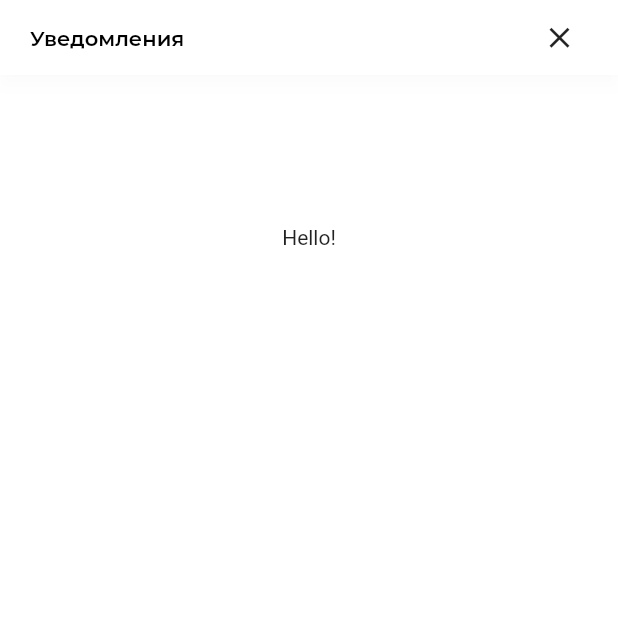
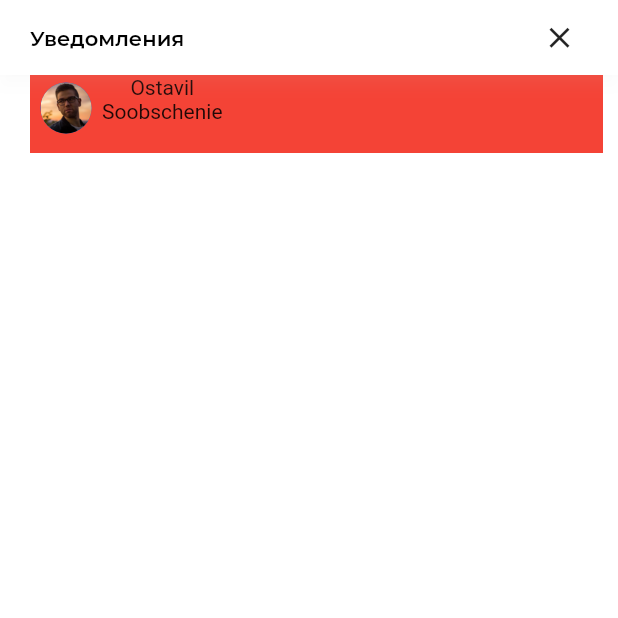
Before and after one commit to VasilyBokov/so_demo, a Flutter app: the NotificationsScreen screen opened directly, on a phone screen of 412 x 824 dp, the top half of it. Run offline on Flutter 3.47's test engine with Material 2 defaults, Android fonts, the phone set to English and light mode, and no system bars; our stand-ins replace flutter_screenutil, flutter_svg.

Commit message:
WARNING: big changes with sdk update

```diff
--- a/lib/Screens/Notifications/components/body.dart
+++ b/lib/Screens/Notifications/components/body.dart
@@ -9,11 +9,34 @@ class Body extends StatelessWidget {
         crossAxisAlignment: CrossAxisAlignment.center,
         children: [
           Padding(
-            padding: const EdgeInsets.all(100.0),
-            child: Center(
-              child: Text("Hello!"),
-            ),
-          )
+              padding: const EdgeInsets.only(left: 20.0, right: 10.0),
+              child: Container(
+                //  include notifcation card
+                // this container could be extracted
+                height: 52,
+                color: Colors.red,
+                child: Row(
+                  mainAxisAlignment: MainAxisAlignment.start,
+                  crossAxisAlignment: CrossAxisAlignment.stretch,
+                  children: [
+                    IconButton(
+                      iconSize: 15,
+                      padding: const EdgeInsets.only(bottom: 8),
+                      icon: CircleAvatar(
+                        backgroundImage:
+                            AssetImage("assets/guest_images/guest2.jpg"),
+                        radius: 17,
+                      ),
+                      onPressed: () {},
+                    ),
+                    Container(
+                      child: Column(
+                        children: [Text("Ostavil"), Text("Soobschenie")],
+                      ),
+                    )
+                  ],
+                ),
+              ))
         ],
       ),
     );
--- a/lib/main.dart
+++ b/lib/main.dart
@@ -35,3 +35,4 @@ class MyApp extends StatelessWidget {
 // мб вариант dd:mm:yyyy
 
 // задать шрифты через em и rem
+// найти подходящую иконку для приложения
```
Also changed, not shown: pubspec.yaml (+5 -7 lines), assets/icons/Group.png (added), assets/icons/main.svg (added), pubspec.lock, 21 other files.
